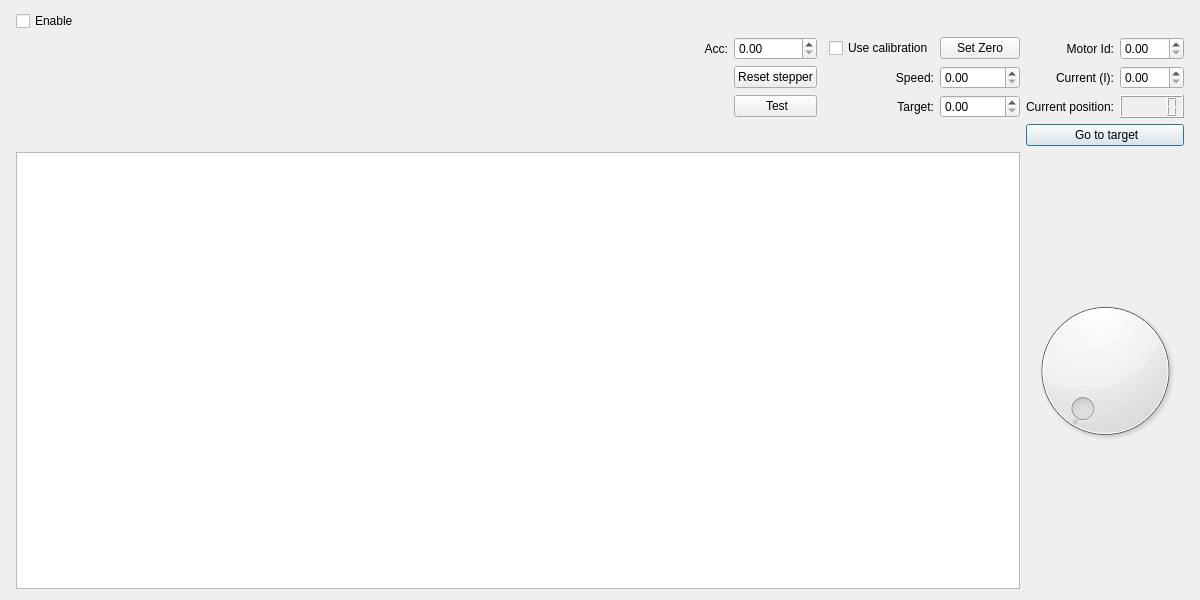
navrit/dexter, file SpidrMpx3Eq/qcstmsteppermotor.ui: the form before one commit.
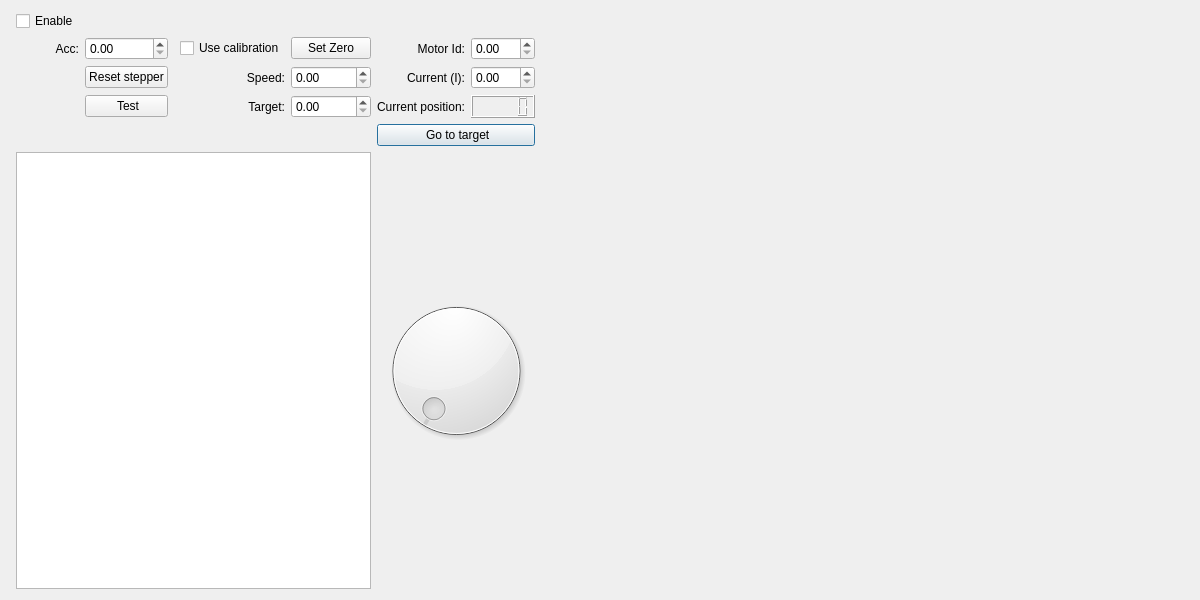
The form after the commit. Icons and pictures are not drawn.

Patch:
```diff
--- a/SpidrMpx3Eq/qcstmsteppermotor.ui
+++ b/SpidrMpx3Eq/qcstmsteppermotor.ui
@@ -174,7 +174,7 @@
      <item row="5" column="0" colspan="5">
       <widget class="QTableView" name="stepperCalibrationTableView"/>
      </item>
-     <item row="2" column="0">
+     <item row="2" column="7">
       <spacer name="horizontalSpacer">
        <property name="orientation">
         <enum>Qt::Horizontal</enum>
```
